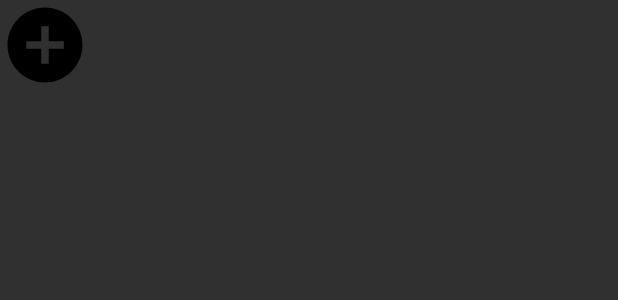
After one commit to Malcom100/project_kotlin, an Android app: the layout layout_widget_action.xml on its own in the app's theme, with its tools: preview values and no code run, on a phone screen of 412 x 824 dp. The commit adds this screen. Shown: the top 300 px of the screen. Run offline under Robolectric (Android 15) with nearby library versions, the phone set to English and light mode, and no system bars.

```diff
--- a/app/src/main/java/adneom/project_kotlin/twilio/TwilioActivity.kt
+++ b/app/src/main/java/adneom/project_kotlin/twilio/TwilioActivity.kt
@@ -22,4 +22,9 @@ class TwilioActivity : AppCompatActivity() {
         //create presenter :
         presenter = TwilioPresenter(fragment,applicationContext,this)
     }
+
+    override fun onResume() {
+        super.onResume()
+        println("in on resume")
+    }
 }
--- /dev/null
+++ b/app/src/main/res/drawable/ic_new_action.xml
@@ -0,0 +1,9 @@
+<vector xmlns:android="http://schemas.android.com/apk/res/android"
+        android:width="24dp"
+        android:height="24dp"
+        android:viewportWidth="24.0"
+        android:viewportHeight="24.0">
+    <path
+        android:fillColor="#FF000000"
+        android:pathData="M12,2C6.48,2 2,6.48 2,12s4.48,10 10,10 10,-4.48 10,-10S17.52,2 12,2zM17,13h-4v4h-2v-4L7,13v-2h4L11,7h2v4h4v2z"/>
+</vector>
--- /dev/null
+++ b/app/src/main/res/layout/layout_widget_action.xml
@@ -0,0 +1,13 @@
+<?xml version="1.0" encoding="utf-8"?>
+<LinearLayout xmlns:android="http://schemas.android.com/apk/res/android"
+    android:orientation="vertical" android:layout_width="wrap_content"
+    android:layout_height="wrap_content">
+
+    <ImageView
+        android:layout_width="60dp"
+        android:layout_height="60dp"
+        android:id="@+id/new_action"
+        android:src="@drawable/ic_new_action"
+        android:layout_gravity="center"/>
+
+</LinearLayout>
```
Also changed, not shown: app/src/main/java/adneom/project_kotlin/widgets/NewActionWidgetProvider.kt (added, +31 -0 lines), app/src/main/res/layout/xml/layout_widget_action.xml (added, +12 -0 lines), app/src/main/res/xml/action_widget_info.xml (added, +10 -0 lines).
